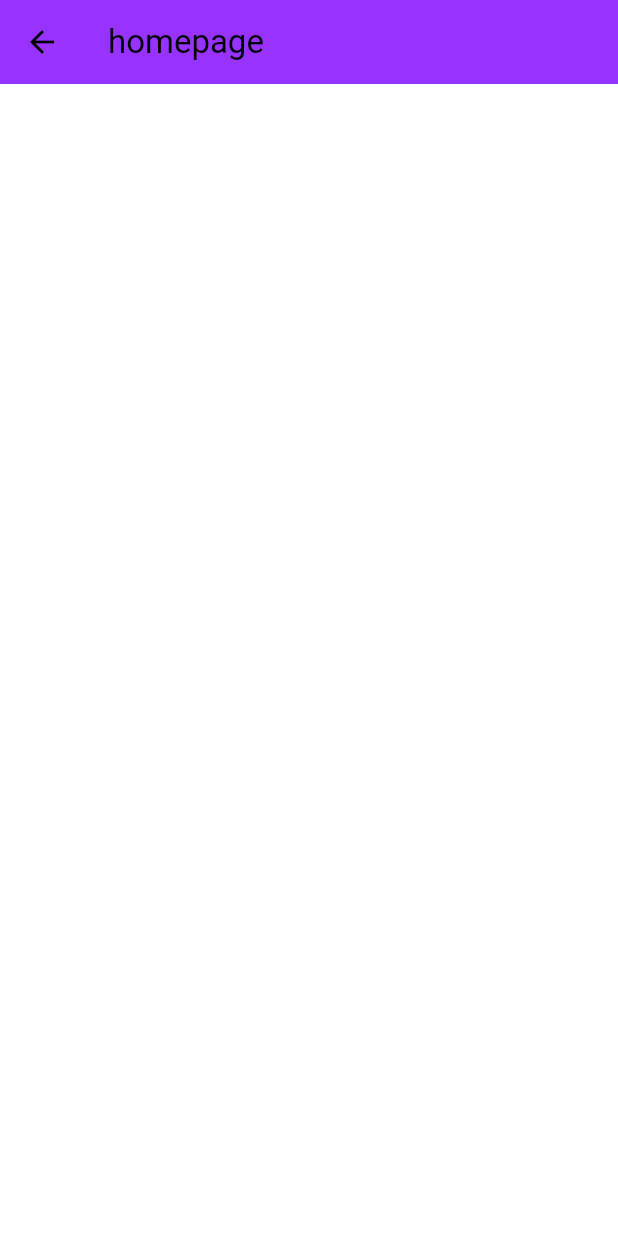
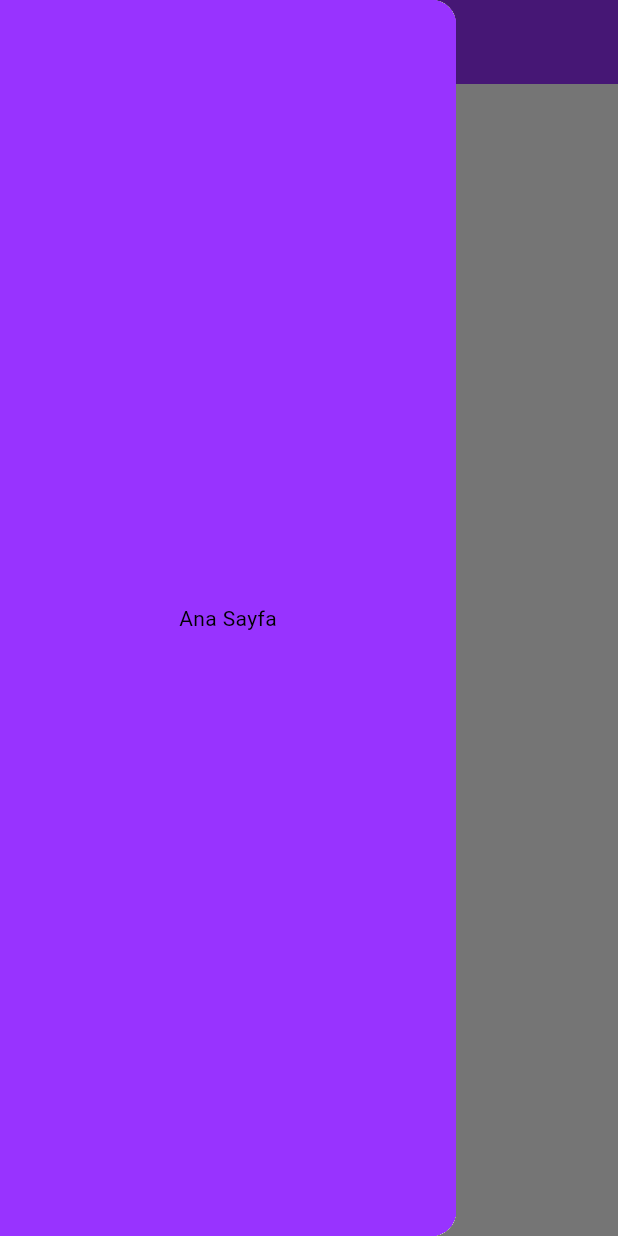
Before and after one commit to eslemozluk/TobetoApp, a Flutter app: the Homepage screen opened directly, with the side drawer open (before the commit the screen has no drawer), on a phone screen of 412 x 824 dp. Run offline on Flutter 3.47's test engine with Material 3 defaults, Android fonts, the phone set to English and light mode, and no system bars.

Commit message:
Updated lib/main.dart and lib/screens/homepage.dart

```diff
--- a/lib/main.dart
+++ b/lib/main.dart
@@ -9,7 +9,7 @@ const Color bodyLightColor = Color(0xFF000000);
 
 const Color primaryDarkColor = Color(0xFF280064);
 const Color secondaryDarkColor = Color(0xFF006446);
-const Color backgroundDarkColor = Color(0xFF000000);
+const Color backgroundDarkColor = Color.fromARGB(255, 59, 3, 90);
 const Color textDarkColor = Colors.white;
 const Color bodyDarkColor = Colors.white;
 
--- a/lib/screens/homepage.dart
+++ b/lib/screens/homepage.dart
@@ -13,8 +13,22 @@ class _HomepageState extends State<Homepage> {
   Widget build(BuildContext context) {
     return Scaffold(
       appBar: AppBar(
-        title: const Text("homepage"),
+        title: const Text("Homepage",
+            style:
+                TextStyle(color: textDarkColor, fontWeight: FontWeight.w300)),
         backgroundColor: primaryLightColor,
+      ),
+      drawer: Drawer(
+        child: Container(
+          color: primaryLightColor,
+          child: Center(
+            child: Text(
+              "Ana Sayfa",
+              style:
+                  TextStyle(color: Theme.of(context).colorScheme.onBackground),
+            ),
+          ),
+        ),
       ),
     );
   }
```
